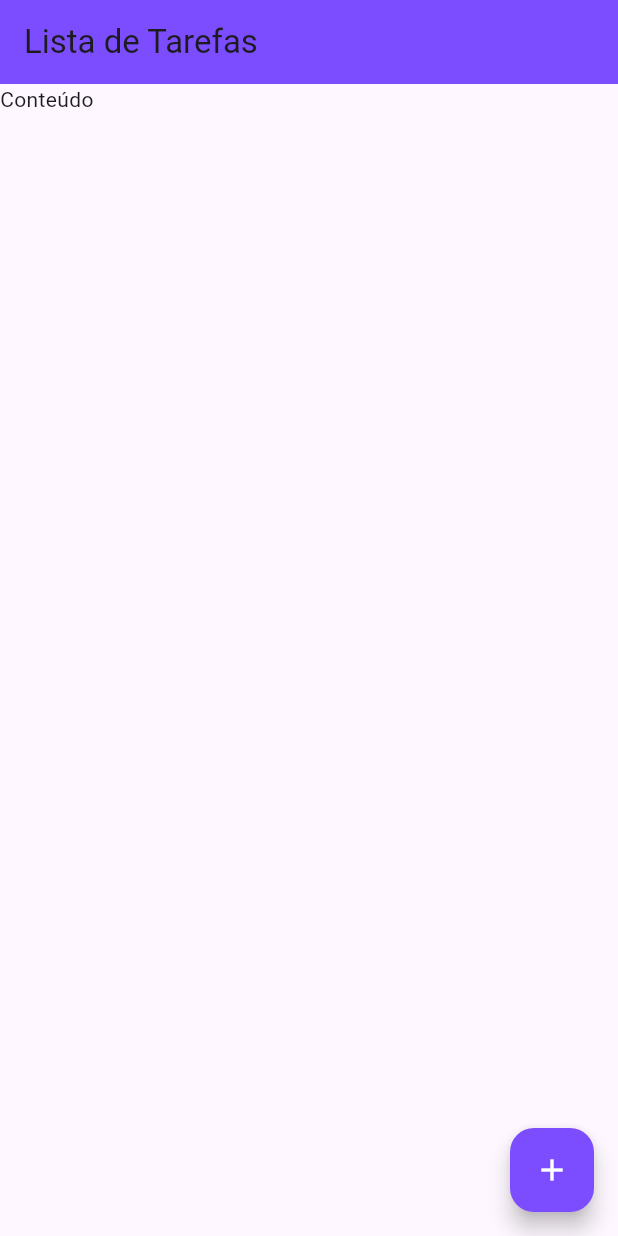
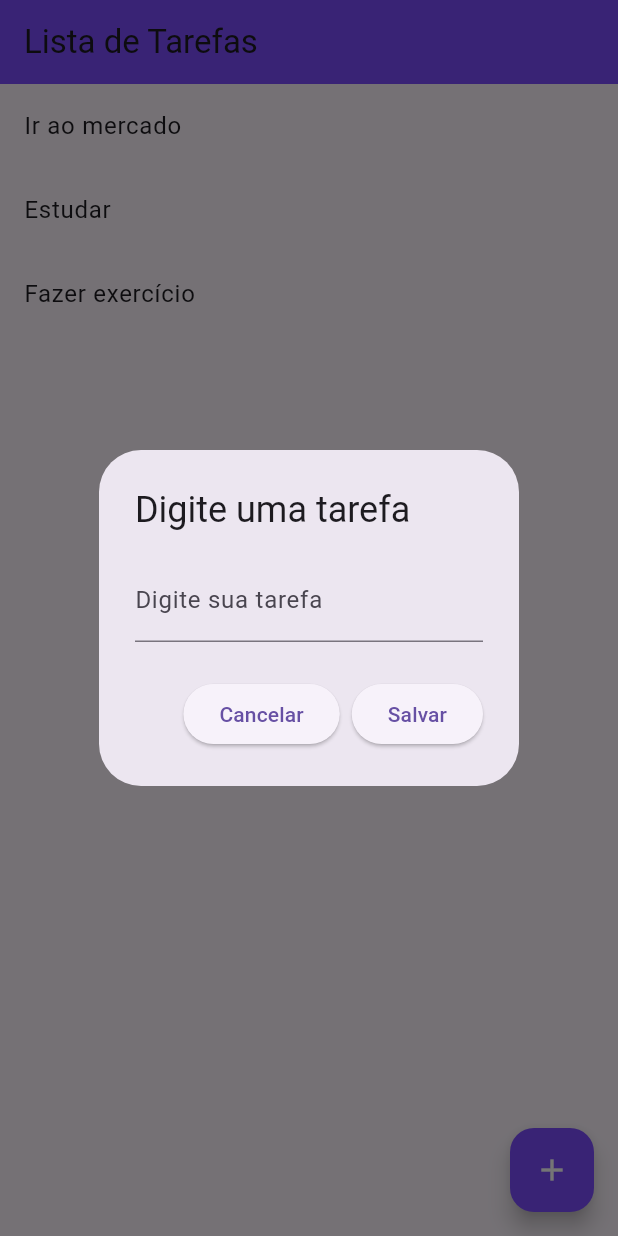
Before and after one commit to roberiosouza/lista-tarefa-flutter, a Flutter app: the screen it shows after launch, after a tap on the "add" icon, on a phone screen of 412 x 824 dp. Run offline on Flutter 3.47's test engine with Material 3 defaults, Android fonts, the phone set to English and light mode, and no system bars.

Commit message:
Implementado o ListView Implementado o showdialog

```diff
--- a/lib/Home.dart
+++ b/lib/Home.dart
@@ -8,6 +8,8 @@ class Home extends StatefulWidget {
 }
 
 class _HomeState extends State<Home> {
+  List _lista = ["Ir ao mercado", "Estudar", "Fazer exercício"];
+
   @override
   Widget build(BuildContext context) {
     return Scaffold(
@@ -15,11 +17,33 @@ class _HomeState extends State<Home> {
         title: Text("Lista de Tarefas"),
         backgroundColor: Colors.deepPurpleAccent,
       ),
-      body: Container(
-        child: Text("Conteúdo"),
+      body: Expanded(
+        child: ListView.builder(
+            itemCount: _lista.length,
+            itemBuilder: (context, index) {
+              return ListTile(title: Text(_lista[index]));
+            }),
       ),
       floatingActionButton: FloatingActionButton(
-        onPressed: () {},
+        onPressed: () {
+          showDialog(
+              context: context,
+              builder: (context) {
+                return AlertDialog(
+                  title: Text("Digite uma tarefa"),
+                  content: TextField(
+                    decoration: InputDecoration(labelText: "Digite sua tarefa"),
+                    onChanged: (text) {},
+                  ),
+                  actions: [
+                    ElevatedButton(
+                        onPressed: () => Navigator.pop(context),
+                        child: Text("Cancelar")),
+                    ElevatedButton(onPressed: () {}, child: Text("Salvar"))
+                  ],
+                );
+              });
+        },
         child: Icon(
           Icons.add,
           color: Colors.white,
```
